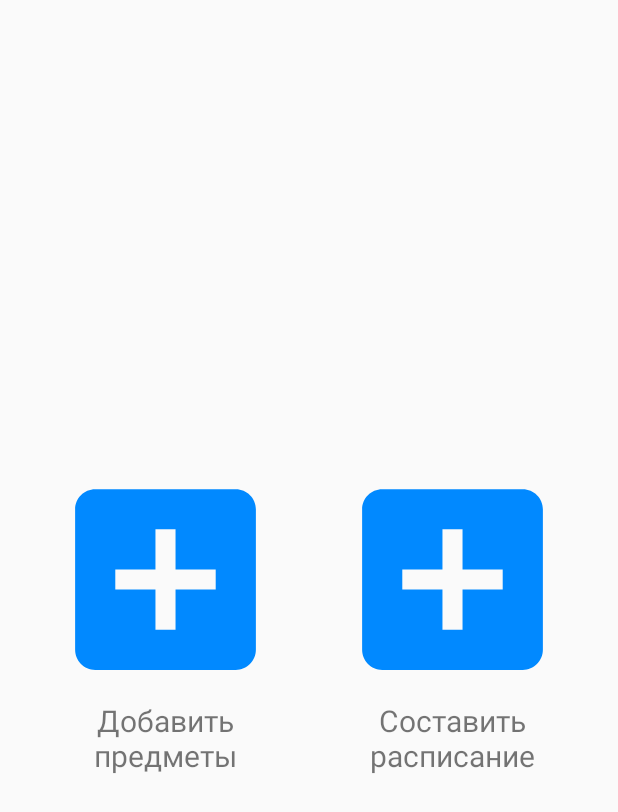
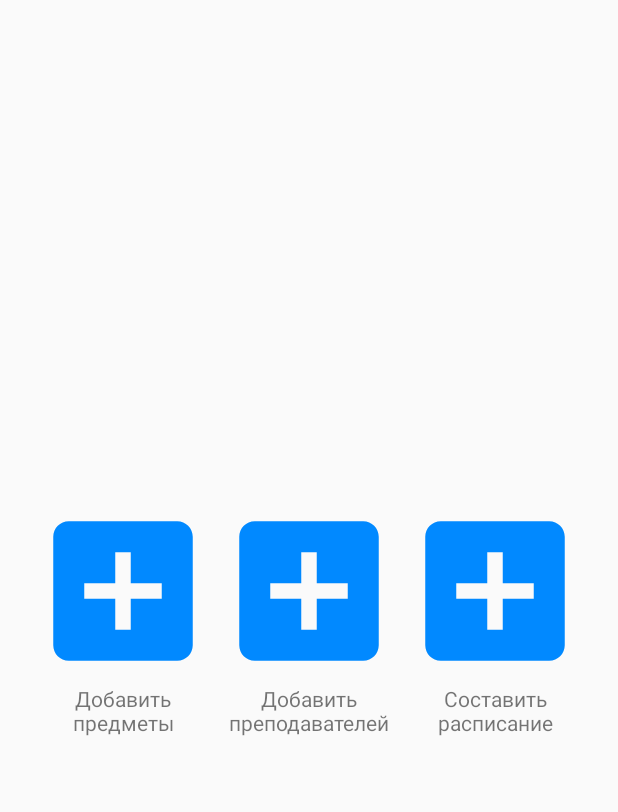
Before and after one commit to ShiryaevNikolay/MyApplicationTimeTable, an Android app: the screen it shows after launch (MainActivity), on a phone screen of 412 x 824 dp. Shown: the top 812 px of the screen. Run offline under Robolectric (Android 15) with nearby library versions, the phone set to English and light mode, and no system bars.

Commit message:
Add new button "Add teacher" and change toolbar_back_btn

```diff
--- a/app/src/main/res/drawable/main_activity_btn.xml
+++ b/app/src/main/res/drawable/main_activity_btn.xml
@@ -1,5 +1,6 @@
 <vector android:height="24dp" android:tint="#0189FF"
     android:viewportHeight="24.0" android:viewportWidth="24.0"
     android:width="24dp" xmlns:android="http://schemas.android.com/apk/res/android">
-    <path android:fillColor="#FF000000" android:pathData="M19,3L5,3c-1.11,0 -2,0.9 -2,2v14c0,1.1 0.89,2 2,2h14c1.1,0 2,-0.9 2,-2L21,5c0,-1.1 -0.9,-2 -2,-2zM17,13h-4v4h-2v-4L7,13v-2h4L11,7h2v4h4v2z"/>
+    <path android:fillColor="#FF000000" android:pathData="M19,3L5,3c-1.11,0 -2,0.9 -2,2v14c0,1.1 0.89,2 2,2h14c1.1,0 2,-0.9 2,-2L21,5c0,-1.1 -0.9,-2 -2,-2zM17,13h-4v4h-2v-4L7,13v-2h4L11,7h2v4h4v2z" />
+
 </vector>
--- a/app/src/main/res/drawable/toolbar_back_btn.xml
+++ b/app/src/main/res/drawable/toolbar_back_btn.xml
@@ -1,9 +1,5 @@
-<vector xmlns:android="http://schemas.android.com/apk/res/android"
-        android:width="24dp"
-        android:height="24dp"
-        android:viewportWidth="24.0"
-        android:viewportHeight="24.0">
-    <path
-        android:fillColor="#FFFFFFFF"
-        android:pathData="M20,11H7.83l5.59,-5.59L12,4l-8,8 8,8 1.41,-1.41L7.83,13H20v-2z"/>
+<vector android:height="24dp" android:tint="#FFFFFF"
+    android:viewportHeight="24.0" android:viewportWidth="24.0"
+    android:width="24dp" xmlns:android="http://schemas.android.com/apk/res/android">
+    <path android:fillColor="#FF000000" android:pathData="M15.41,7.41L14,6l-6,6 6,6 1.41,-1.41L10.83,12z"/>
 </vector>
--- a/app/src/main/res/layout/activity_main.xml
+++ b/app/src/main/res/layout/activity_main.xml
@@ -5,7 +5,7 @@
     android:layout_width="match_parent"
     android:layout_height="match_parent"
     android:gravity="center"
-    android:padding="30dp"
+    android:padding="20dp"
     tools:context=".MainActivity">
 
 
@@ -25,7 +25,6 @@
                 android:id="@+id/main_btn_add_items"
                 android:layout_width="match_parent"
                 android:layout_height="match_parent"
-                android:layout_marginEnd="15dp"
                 android:layout_weight="1"
                 android:background="@drawable/main_activity_btn"
                 android:freezesText="false"
@@ -35,12 +34,24 @@
                 android:textStyle="bold" />
 
             <com.example.timetable.ResizableButton
+                android:id="@+id/main_btn_add_teacher"
+                android:layout_width="match_parent"
+                android:layout_height="match_parent"
+                android:layout_weight="1"
+                android:background="@drawable/main_activity_btn"
+                android:freezesText="false"
+                android:text=""
+                android:textColor="#ffffff"
+                android:textSize="120sp"
+                android:textStyle="bold"/>
+
+            <com.example.timetable.ResizableButton
                 android:id="@+id/main_btn_make_schedule"
                 android:layout_width="match_parent"
                 android:layout_height="match_parent"
-                android:layout_marginStart="15dp"
                 android:layout_weight="1"
                 android:background="@drawable/main_activity_btn"
+                android:freezesText="false"
                 android:text=""
                 android:textColor="#ffffff"
                 android:textSize="120sp"
@@ -50,29 +61,36 @@
 
         <LinearLayout
             android:layout_width="match_parent"
-            android:layout_height="match_parent"
-            android:layout_weight="1"
+            android:layout_height="wrap_content"
             android:orientation="horizontal">
 
             <TextView
                 android:id="@+id/main_textView_add_items"
                 android:layout_width="match_parent"
                 android:layout_height="wrap_content"
-                android:layout_marginEnd="15dp"
                 android:layout_weight="1"
                 android:gravity="center"
                 android:text="Добавить предметы"
-                android:textSize="20sp" />
+                android:textSize="14sp" />
+
+            <TextView
+                android:id="@+id/main_textView_add_teacher"
+                android:layout_width="match_parent"
+                android:layout_height="wrap_content"
+                android:layout_weight="1"
+                android:gravity="center"
+                android:text="Добавить преподавателей"
+                android:textSize="14sp" />
 
             <TextView
                 android:id="@+id/main_textView_make_schedule"
                 android:layout_width="match_parent"
                 android:layout_height="wrap_content"
-                android:layout_marginStart="15dp"
                 android:layout_weight="1"
                 android:gravity="center"
                 android:text="Составить расписание"
-                android:textSize="20sp" />
+                android:textSize="14sp" />
+
         </LinearLayout>
     </LinearLayout>
 
```
